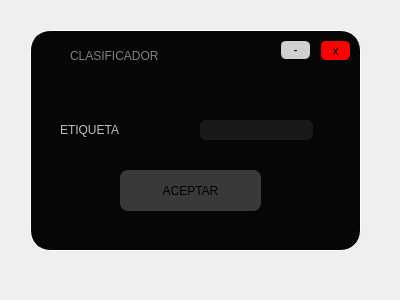
Above: EliminarEtiqueta.ui from ThomyALUN/proyecto1-estructuras before the change. Below: the same form after it.
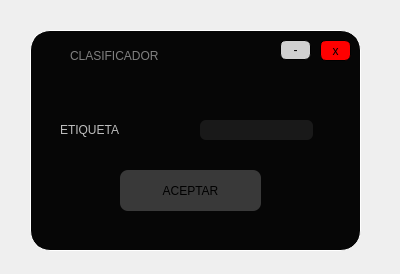
That is the form after the change. Icons and pictures are not drawn.

Diff of the .ui file:
```diff
--- a/EliminarEtiqueta.ui
+++ b/EliminarEtiqueta.ui
@@ -7,7 +7,7 @@
     <x>0</x>
     <y>0</y>
     <width>400</width>
-    <height>300</height>
+    <height>274</height>
    </rect>
   </property>
   <property name="windowTitle">
```
